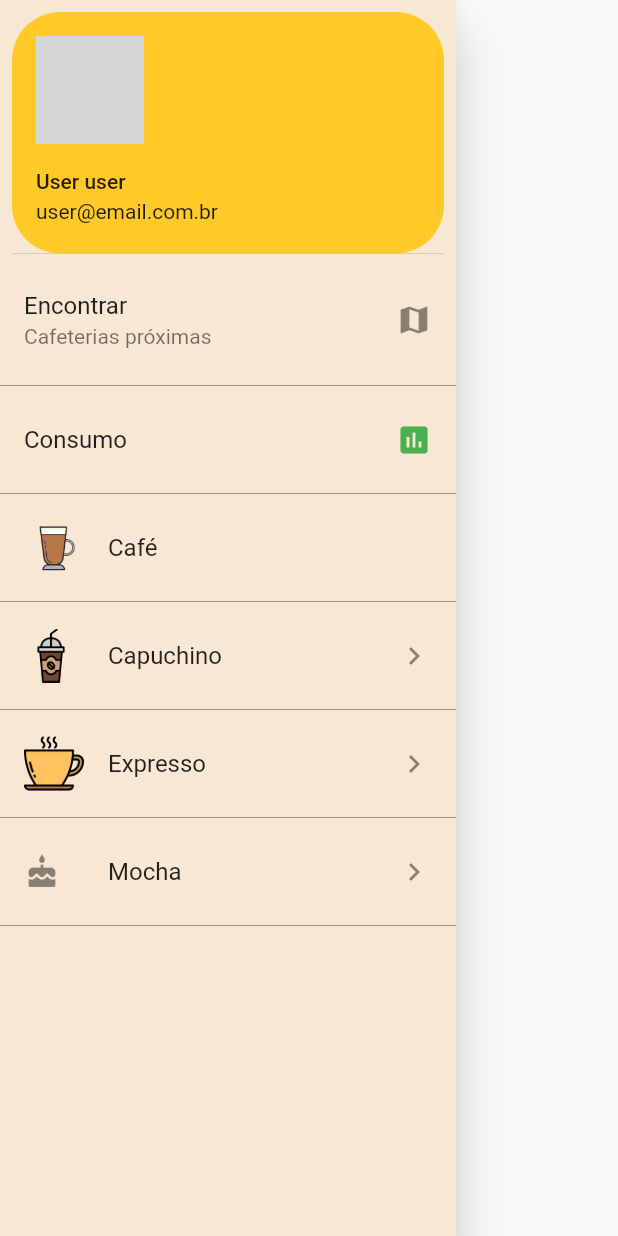
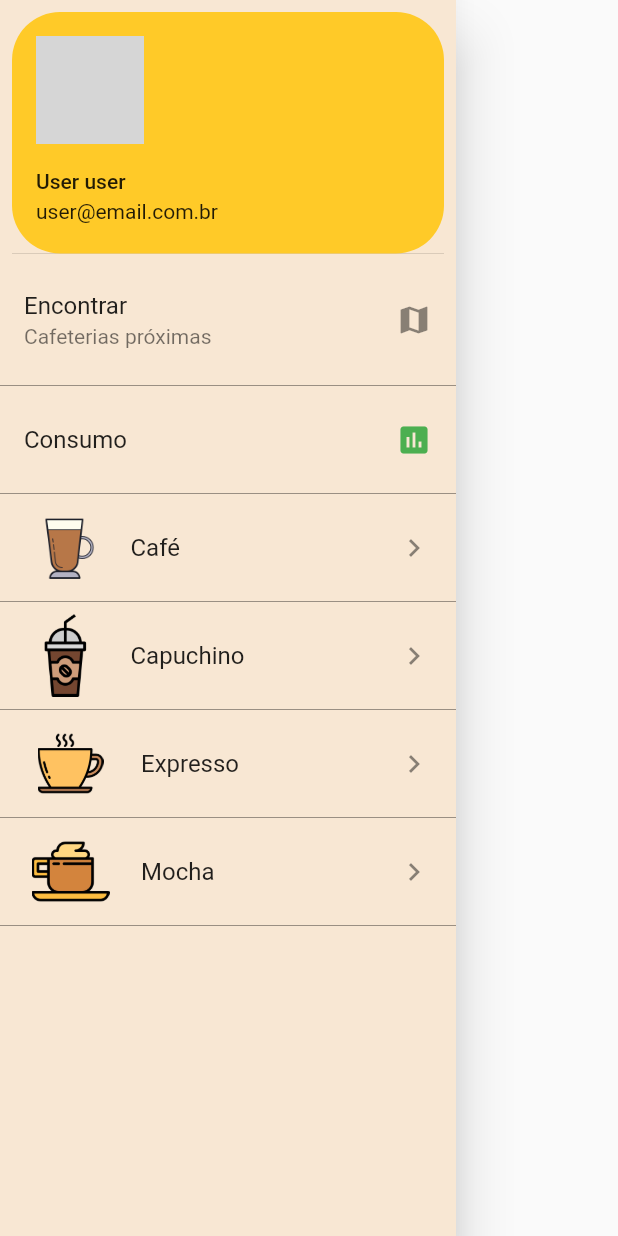
Before and after one commit to ollinmagno/coffee-store-app, a Flutter app: the DrawerList widget shown alone on an empty page, opened directly, on a phone screen of 412 x 824 dp. Run offline on Flutter 3.47's test engine with Material 2 defaults, Android fonts, the light colour scheme and no system bars; network calls fail; grey boxes are pictures that could not be loaded.

Commit message:
add icon coffee

```diff
--- a/lib/src/widgets/drawer.dart
+++ b/lib/src/widgets/drawer.dart
@@ -1,3 +1,5 @@
+import 'package:coffeebreak/src/pages/coffee_consumption.dart';
+import 'package:coffeebreak/src/pages/find_on_map.dart';
 import 'package:flutter/material.dart';
 
 class DrawerList extends StatelessWidget {
@@ -30,7 +32,7 @@ class DrawerList extends StatelessWidget {
                   trailing: Icon(Icons.map),
                   onTap: () {
                     print('');
-                    Navigator.pop(context);
+                    Navigator.push(context, MaterialPageRoute(builder: (context) => FindOnMap()));
                   }
               ),
               Divider(color: Colors.black38),
@@ -39,13 +41,14 @@ class DrawerList extends StatelessWidget {
                   trailing: Icon(Icons.insert_chart, color: Colors.green,),
                   onTap: () {
                     print('');
-                    Navigator.pop(context);
+                    Navigator.push(context, MaterialPageRoute(builder: (context) => CoffeeConsumption()));
                   }
               ),
               Divider(color: Colors.black38),
               ListTile(
+                  leading: Image.asset('assets/images/items/cup-coffee01.png', width: 55,),
                   title: Text('Café'),
-                  leading: Image.asset('assets/images/items/cup-coffee01.png', height: 40),
+                  trailing: Icon(Icons.keyboard_arrow_right),
                   onTap: () {
                     print('Item 1');
                     Navigator.pop(context);
@@ -53,7 +56,7 @@ class DrawerList extends StatelessWidget {
               ),
               Divider(color: Colors.black38),
               ListTile(
-                  leading: Image.asset('assets/images/items/cup-coffee02.png', height: 36),
+                  leading: Image.asset('assets/images/items/cup-coffee02.png', width: 55),
                   title: Text('Capuchino'),
                   trailing: Icon(Icons.keyboard_arrow_right),
                   onTap: () {
@@ -63,7 +66,7 @@ class DrawerList extends StatelessWidget {
               ),
               Divider(color: Colors.black38),
               ListTile(
-                  leading: Image.asset('assets/images/items/cup-coffee03.png', height: 40),
+                  leading: Image.asset('assets/images/items/cup-coffee03.png', height: 44, width: 62),
                   title: Text('Expresso'),
                   trailing: Icon(Icons.keyboard_arrow_right),
                   onTap: () {
@@ -73,7 +76,7 @@ class DrawerList extends StatelessWidget {
               ),
               Divider(color: Colors.black38),
               ListTile(
-                  leading: Icon(Icons.cake,),
+                  leading: Image.asset('assets/images/items/cup-coffee07.png', height: 52, width: 62),
                   title: Text('Mocha'),
                   trailing: Icon(Icons.keyboard_arrow_right),
                   onTap: () {
```
